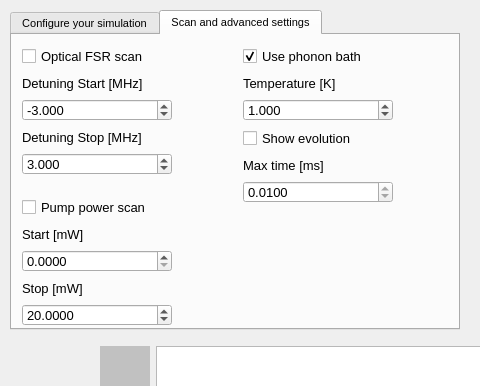
The window that simulator_UI.ui (DavideTomasella/sciqis_QCOA) describes before a commit, drawn with Qt 5; both pictures show x 0 to 480 and y 0 to 386 of the 1010 by 850 pixel window.
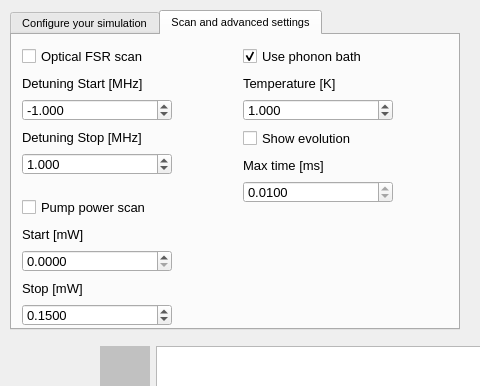
The same window after the commit. The open tabs and pages were chosen to show the change. Custom widgets are drawn as their Qt base class.

The edit to the form file:
```diff
--- a/simulator_UI.ui
+++ b/simulator_UI.ui
@@ -940,7 +940,7 @@
                   <double>0.100000000000000</double>
                  </property>
                  <property name="value">
-                  <double>-3.000000000000000</double>
+                  <double>-1.000000000000000</double>
                  </property>
                 </widget>
                </item>
@@ -1006,7 +1006,7 @@
                   <double>0.100000000000000</double>
                  </property>
                  <property name="value">
-                  <double>3.000000000000000</double>
+                  <double>1.000000000000000</double>
                  </property>
                 </widget>
                </item>
@@ -1193,7 +1193,7 @@
                   <double>0.100000000000000</double>
                  </property>
                  <property name="value">
-                  <double>20.000000000000000</double>
+                  <double>0.150000000000000</double>
                  </property>
                 </widget>
                </item>
```
Left out of the diff: 4 changed lines with no effect on the pictures.
